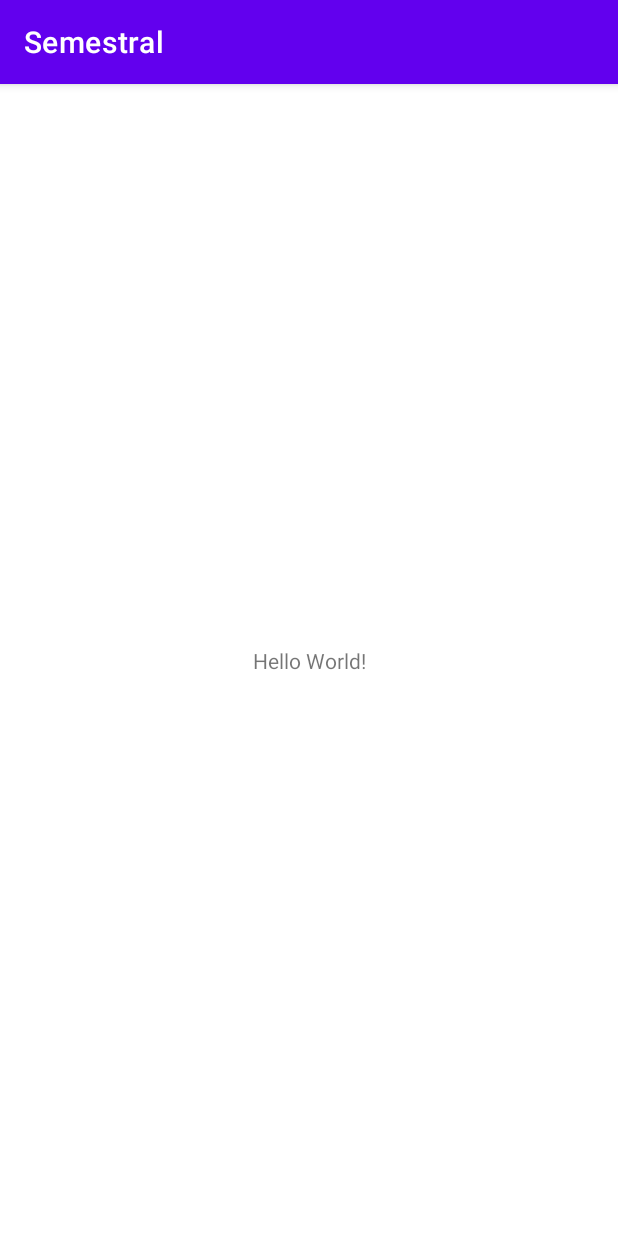
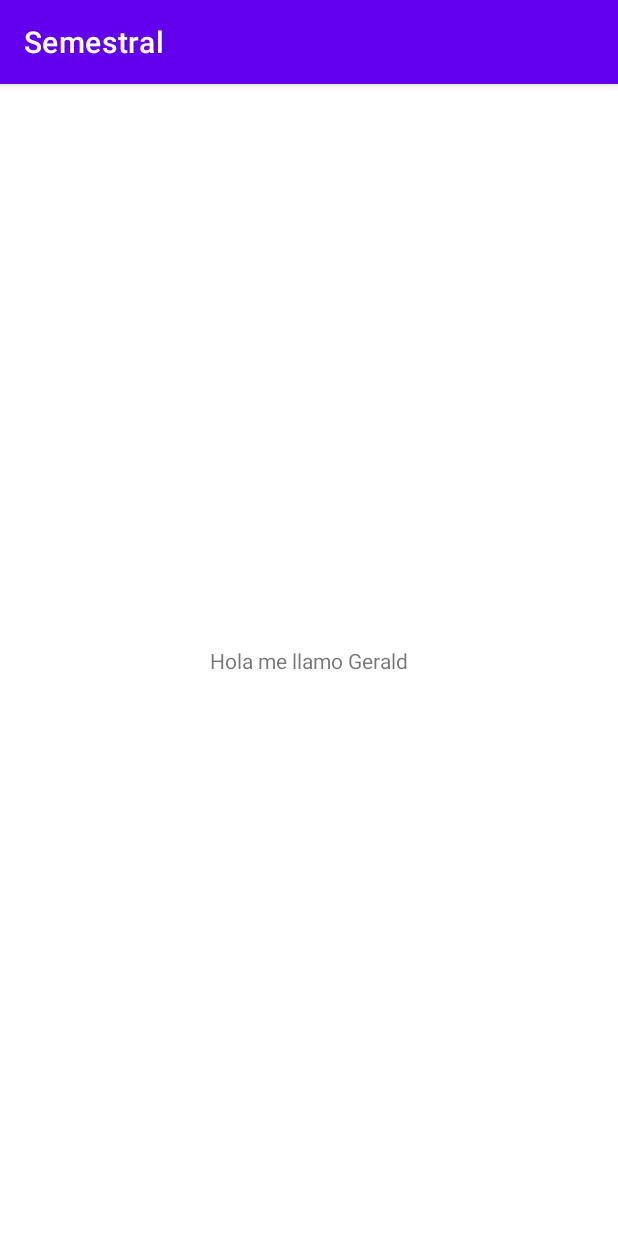
Before and after one commit to cigch02/semestral, an Android app: the screen it shows after launch (MainActivity), on a phone screen of 412 x 824 dp. Run offline under Robolectric (Android 15) with nearby library versions, the phone set to English and light mode, and no system bars.

Commit message:
Primer cambio

```diff
--- a/app/src/main/res/layout/activity_main.xml
+++ b/app/src/main/res/layout/activity_main.xml
@@ -9,7 +9,7 @@
     <TextView
         android:layout_width="wrap_content"
         android:layout_height="wrap_content"
-        android:text="Hello World!"
+        android:text="Hola me llamo Gerald"
         app:layout_constraintBottom_toBottomOf="parent"
         app:layout_constraintLeft_toLeftOf="parent"
         app:layout_constraintRight_toRightOf="parent"
```
